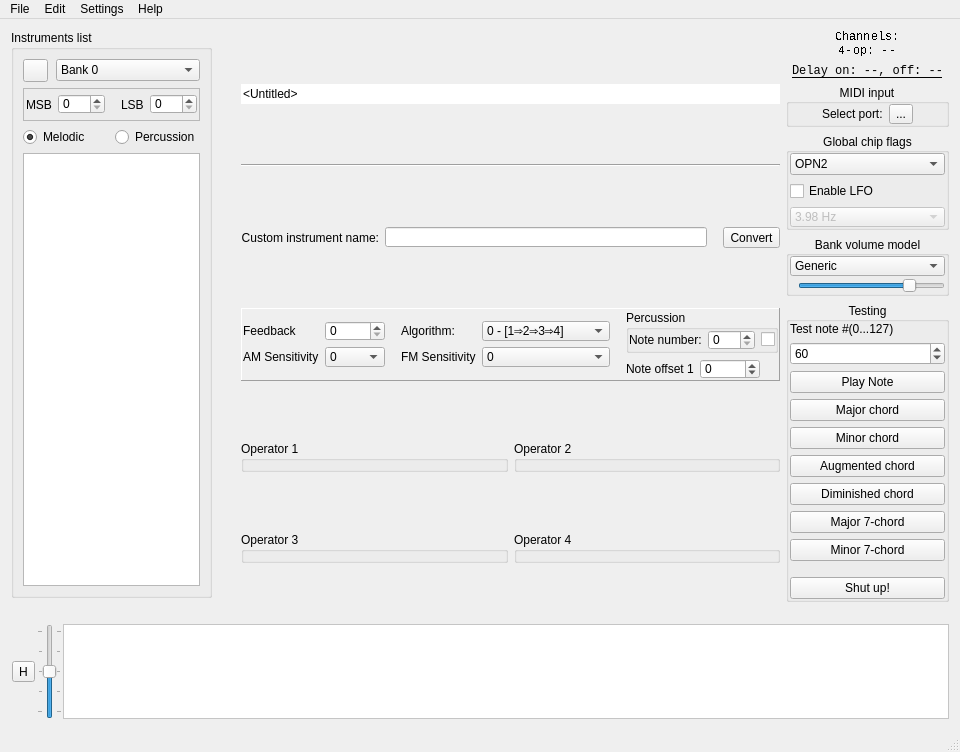
First picture: the form in src/bank_editor.ui, repository Wohlstand/OPN2BankEditor, before the edit.
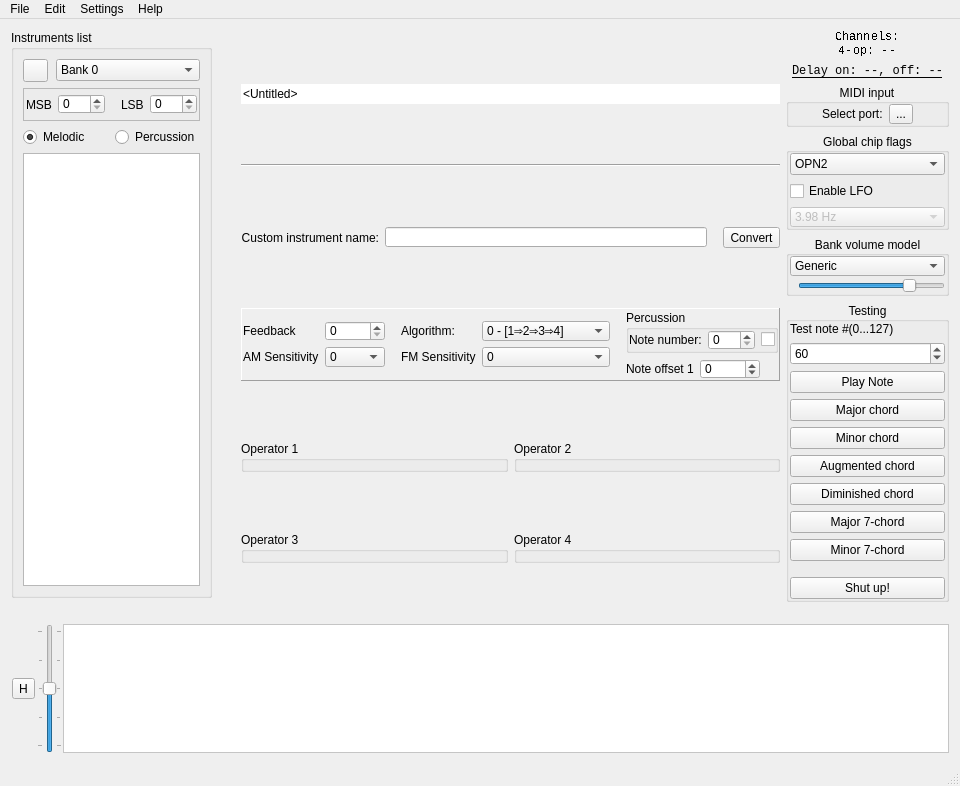
Second picture: the form after the edit. Icons and pictures are not drawn. Custom widgets are drawn as their Qt base class.

Patch:
```diff
--- a/src/bank_editor.ui
+++ b/src/bank_editor.ui
@@ -10,7 +10,7 @@
     <x>0</x>
     <y>0</y>
     <width>960</width>
-    <height>752</height>
+    <height>786</height>
    </rect>
   </property>
   <property name="focusPolicy">
```
Left out of the diff: 17 changed lines with no effect on the pictures.
